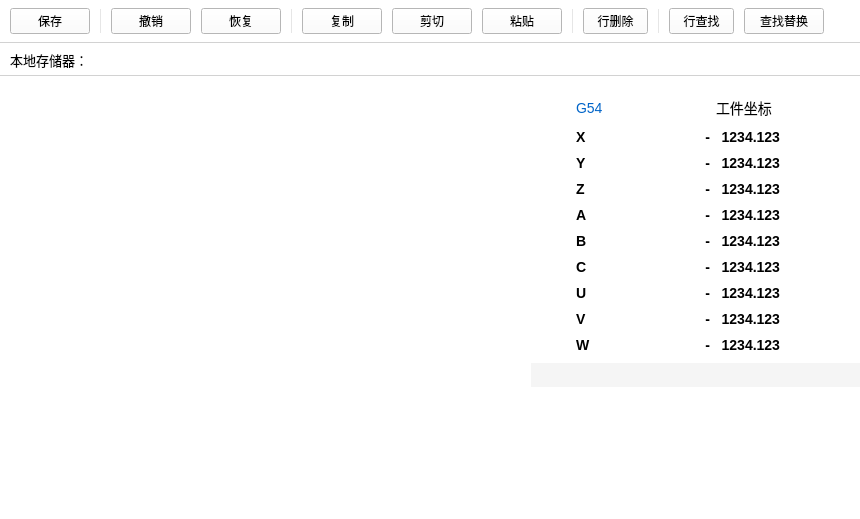
The window that client/programeditwidget.ui (DandiacalMonkey/ltp) describes before a commit, drawn with Qt 5.
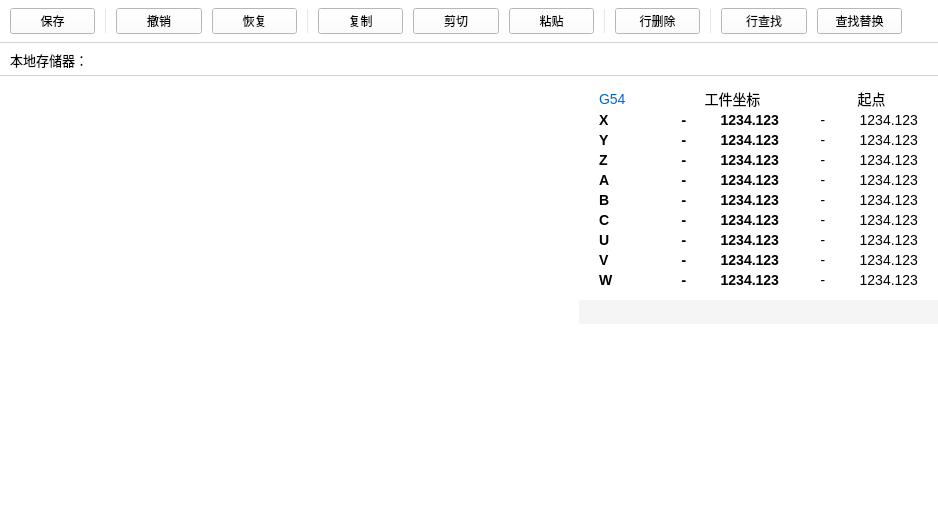
The same window after the commit. Custom widgets are drawn as their Qt base class.

Commit message: 1.增加G114 G00 G01示教示意图 2.支持切换刀尖坐标示教 3.增加示教坐标获取 4.完善直线指令示教

The edit to the form file:
```diff
--- a/client/programeditwidget.ui
+++ b/client/programeditwidget.ui
@@ -6,7 +6,7 @@
    <rect>
     <x>0</x>
     <y>0</y>
-    <width>838</width>
+    <width>938</width>
     <height>519</height>
    </rect>
   </property>
@@ -306,29 +306,26 @@
         <property name="spacing">
          <number>0</number>
         </property>
-        <property name="leftMargin">
-         <number>0</number>
-        </property>
-        <property name="rightMargin">
+        <property name="margin">
          <number>0</number>
         </property>
         <item>
          <widget class="QWidget" name="commandPanelWidget_" native="true">
-          <layout class="QGridLayout" name="gridLayout">
+          <layout class="QGridLayout" name="gridLayout" columnstretch="26,30,60,30,60">
            <property name="leftMargin">
-            <number>45</number>
+            <number>20</number>
            </property>
            <property name="topMargin">
             <number>10</number>
            </property>
            <property name="rightMargin">
-            <number>80</number>
+            <number>20</number>
            </property>
            <property name="bottomMargin">
             <number>10</number>
            </property>
-           <property name="verticalSpacing">
-            <number>10</number>
+           <property name="spacing">
+            <number>0</number>
            </property>
            <item row="0" column="0">
             <widget class="QLabel" name="currentWorkpieceCoordinate_">
@@ -340,6 +337,16 @@
              </property>
             </widget>
            </item>
+           <item row="6" column="0">
+            <widget class="QLabel" name="axesLabelC_">
+             <property name="styleSheet">
+              <string notr="true">font:Bold 14px Arial;</string>
+             </property>
+             <property name="text">
+              <string>C</string>
+             </property>
+            </widget>
+           </item>
            <item row="1" column="2">
             <widget class="QLabel" name="workpieceCoordinateAxesX_">
              <property name="styleSheet">
@@ -363,13 +370,16 @@
              </property>
             </widget>
            </item>
-           <item row="6" column="0">
-            <widget class="QLabel" name="axesLabelC_">
+           <item row="0" column="2">
+            <widget class="QLabel" name="workpieceCoordinateLabel_">
              <property name="styleSheet">
-              <string notr="true">font:Bold 14px Arial;</string>
+              <string notr="true">font:14px SIMHEI;</string>
              </property>
              <property name="text">
-              <string>C</string>
+              <string>工件坐标</string>
+             </property>
+             <property name="alignment">
+              <set>Qt::AlignCenter</set>
              </property>
             </widget>
            </item>
@@ -383,16 +393,6 @@
              </property>
             </widget>
            </item>
-           <item row="0" column="2">
-            <widget class="QLabel" name="label_3">
-             <property name="styleSheet">
-              <string notr="true">font:14px SIMHEI;</string>
-             </property>
-             <property name="text">
-              <string>工件坐标</string>
-             </property>
-            </widget>
-           </item>
            <item row="2" column="0">
             <widget class="QLabel" name="axesLabelY_">
              <property name="styleSheet">
@@ -403,16 +403,6 @@
              </property>
             </widget>
            </item>
-           <item row="8" column="0">
-            <widget class="QLabel" name="axesLabelV_">
-             <property name="styleSheet">
-              <string notr="true">font:Bold 14px Arial;</string>
-             </property>
-             <property name="text">
-              <string>V</string>
-             </property>
-            </widget>
-           </item>
            <item row="3" column="0">
             <widget class="QLabel" name="axesLabelZ_">
              <property name="styleSheet">
@@ -433,13 +423,13 @@
              </property>
             </widget>
            </item>
-           <item row="5" column="0">
-            <widget class="QLabel" name="axesLabelB_">
+           <item row="8" column="0">
+            <widget class="QLabel" name="axesLabelV_">
              <property name="styleSheet">
               <string notr="true">font:Bold 14px Arial;</string>
              </property>
              <property name="text">
-              <string>B</string>
+              <string>V</string>
              </property>
             </widget>
            </item>
@@ -469,6 +459,29 @@
              </property>
             </widget>
            </item>
+           <item row="5" column="0">
+            <widget class="QLabel" name="axesLabelB_">
+             <property name="styleSheet">
+              <string notr="true">font:Bold 14px Arial;</string>
+             </property>
+             <property name="text">
+              <string>B</string>
+             </property>
+            </widget>
+           </item>
+           <item row="4" column="2">
+            <widget class="QLabel" name="workpieceCoordinateAxesA_">
+             <property name="styleSheet">
+              <string notr="true">font:Bold 14px Arial;</string>
+             </property>
+             <property name="text">
+              <string>1234.123</string>
+             </property>
+             <property name="alignment">
+              <set>Qt::AlignRight|Qt::AlignTrailing|Qt::AlignVCenter</set>
+             </property>
+            </widget>
+           </item>
            <item row="9" column="0">
             <widget class="QLabel" name="axesLabelW_">
              <property name="styleSheet">
@@ -492,19 +505,6 @@
              </property>
             </widget>
            </item>
-           <item row="4" column="2">
-            <widget class="QLabel" name="workpieceCoordinateAxesA_">
-             <property name="styleSheet">
-              <string notr="true">font:Bold 14px Arial;</string>
-             </property>
-             <property name="text">
-              <string>1234.123</string>
-             </property>
-             <property name="alignment">
-              <set>Qt::AlignRight|Qt::AlignTrailing|Qt::AlignVCenter</set>
-             </property>
-            </widget>
-           </item>
            <item row="5" column="2">
             <widget class="QLabel" name="workpieceCoordinateAxesB_">
              <property name="styleSheet">
@@ -518,19 +518,6 @@
              </property>
             </widget>
            </item>
-           <item row="8" column="2">
-            <widget class="QLabel" name="workpieceCoordinateAxesV_">
-             <property name="styleSheet">
-              <string notr="true">font:Bold 14px Arial;</string>
-             </property>
-             <property name="text">
-              <string>1234.123</string>
-             </property>
-             <property name="alignment">
-              <set>Qt::AlignRight|Qt::AlignTrailing|Qt::AlignVCenter</set>
-             </property>
-            </widget>
-           </item>
            <item row="7" column="2">
             <widget class="QLabel" name="workpieceCoordinateAxesU_">
              <property name="styleSheet">
@@ -544,6 +531,32 @@
              </property>
             </widget>
            </item>
+           <item row="8" column="2">
+            <widget class="QLabel" name="workpieceCoordinateAxesV_">
+             <property name="styleSheet">
+              <string notr="true">font:Bold 14px Arial;</string>
+             </property>
+             <property name="text">
+              <string>1234.123</string>
+             </property>
+             <property name="alignment">
+              <set>Qt::AlignRight|Qt::AlignTrailing|Qt::AlignVCenter</set>
+             </property>
+            </widget>
+           </item>
+           <item row="2" column="1">
+            <widget class="QLabel" name="workpieceCoordinateSymbolY_">
+             <property name="styleSheet">
+              <string notr="true">font:Bold 14px SIMHEI;</string>
+             </property>
+             <property name="text">
+              <string>-</string>
+             </property>
+             <property name="alignment">
+              <set>Qt::AlignRight|Qt::AlignTrailing|Qt::AlignVCenter</set>
+             </property>
+            </widget>
+           </item>
            <item row="9" column="2">
             <widget class="QLabel" name="workpieceCoordinateAxesW_">
              <property name="styleSheet">
@@ -560,33 +573,7 @@
            <item row="1" column="1">
             <widget class="QLabel" name="workpieceCoordinateSymbolX_">
              <property name="styleSheet">
-              <string notr="true">font:Bold 14px Arial;</string>
-             </property>
-             <property name="text">
-              <string>-</string>
-             </property>
-             <property name="alignment">
-              <set>Qt::AlignRight|Qt::AlignTrailing|Qt::AlignVCenter</set>
-             </property>
-            </widget>
-           </item>
-           <item row="2" column="1">
-            <widget class="QLabel" name="workpieceCoordinateSymbolY_">
-             <property name="styleSheet">
-              <string notr="true">font:Bold 14px Arial;</string>
-             </property>
-             <property name="text">
-              <string>-</string>
-             </property>
-             <property name="alignment">
-              <set>Qt::AlignRight|Qt::AlignTrailing|Qt::AlignVCenter</set>
-             </property>
-            </widget>
-           </item>
-           <item row="3" column="1">
-            <widget class="QLabel" name="workpieceCoordinateSymbolZ_">
-             <property name="styleSheet">
-              <string notr="true">font:Bold 14px Arial;</string>
+              <string notr="true">font:Bold 14px SIMHEI;</string>
              </property>
              <property name="text">
               <string>-</string>
@@ -599,7 +586,7 @@
            <item row="4" column="1">
             <widget class="QLabel" name="workpieceCoordinateSymbolA_">
              <property name="styleSheet">
-              <string notr="true">font:Bold 14px Arial;</string>
+              <string notr="true">font:Bold 14px SIMHEI;</string>
              </property>
              <property name="text">
               <string>-</string>
@@ -612,7 +599,20 @@
            <item row="5" column="1">
             <widget class="QLabel" name="workpieceCoordinateSymbolB_">
              <property name="styleSheet">
-              <string notr="true">font:Bold 14px Arial;</string>
+              <string notr="true">font:Bold 14px SIMHEI;</string>
+             </property>
+             <property name="text">
+              <string>-</string>
+             </property>
+             <property name="alignment">
+              <set>Qt::AlignRight|Qt::AlignTrailing|Qt::AlignVCenter</set>
+             </property>
+            </widget>
+           </item>
+           <item row="3" column="1">
+            <widget class="QLabel" name="workpieceCoordinateSymbolZ_">
+             <property name="styleSheet">
+              <string notr="true">font:Bold 14px SIMHEI;</string>
              </property>
              <property name="text">
               <string>-</string>
@@ -625,7 +625,7 @@
            <item row="6" column="1">
             <widget class="QLabel" name="workpieceCoordinateSymbolC_">
              <property name="styleSheet">
-              <string notr="true">font:Bold 14px Arial;</string>
+              <string notr="true">font:Bold 14px SIMHEI;</string>
              </property>
              <property name="text">
               <string>-</string>
@@ -638,20 +638,7 @@
            <item row="7" column="1">
             <widget class="QLabel" name="workpieceCoordinateSymbolU_">
              <property name="styleSheet">
-              <string notr="true">font:Bold 14px Arial;</string>
-             </property>
-             <property name="text">
-              <string>-</string>
-             </property>
-             <property name="alignment">
-              <set>Qt::AlignRight|Qt::AlignTrailing|Qt::AlignVCenter</set>
-             </property>
-            </widget>
-           </item>
-           <item row="8" column="1">
-            <widget class="QLabel" name="workpieceCoordinateSymbolV_">
-             <property name="styleSheet">
-              <string notr="true">font:Bold 14px Arial;</string>
+              <string notr="true">font:Bold 14px SIMHEI;</string>
              </property>
              <property name="text">
               <string>-</string>
@@ -664,7 +651,7 @@
            <item row="9" column="1">
             <widget class="QLabel" name="workpieceCoordinateSymbolW_">
              <property name="styleSheet">
-              <string notr="true">font:Bold 14px Arial;</string>
+              <string notr="true">font:Bold 14px SIMHEI;</string>
              </property>
              <property name="text">
               <string>-</string>
@@ -674,6 +661,266 @@
              </property>
             </widget>
            </item>
+           <item row="8" column="1">
+            <widget class="QLabel" name="workpieceCoordinateSymbolV_">
+             <property name="styleSheet">
+              <string notr="true">font:Bold 14px SIMHEI;</string>
+             </property>
+             <property name="text">
+              <string>-</string>
+             </property>
+             <property name="alignment">
+              <set>Qt::AlignRight|Qt::AlignTrailing|Qt::AlignVCenter</set>
+             </property>
+            </widget>
+           </item>
+           <item row="0" column="4">
+            <widget class="QLabel" name="previousPositionLabel_">
+             <property name="styleSheet">
+              <string notr="true">font:14px SIMHEI;</string>
+             </property>
+             <property name="text">
+              <string>起点</string>
+             </property>
+             <property name="alignment">
+              <set>Qt::AlignCenter</set>
+             </property>
+            </widget>
+           </item>
+           <item row="1" column="3">
+            <widget class="QLabel" name="previousPositionSymbolX_">
+             <property name="styleSheet">
+              <string notr="true">font:14px SIMHEI;</string>
+             </property>
+             <property name="text">
+              <string>-</string>
+             </property>
+             <property name="alignment">
+              <set>Qt::AlignRight|Qt::AlignTrailing|Qt::AlignVCenter</set>
+             </property>
+            </widget>
+           </item>
+           <item row="2" column="3">
+            <widget class="QLabel" name="previousPositionSymbolY_">
+             <property name="styleSheet">
+              <string notr="true">font:14px SIMHEI;</string>
+             </property>
+             <property name="text">
+              <string>-</string>
+             </property>
+             <property name="alignment">
+              <set>Qt::AlignRight|Qt::AlignTrailing|Qt::AlignVCenter</set>
+             </property>
+            </widget>
+           </item>
+           <item row="3" column="3">
+            <widget class="QLabel" name="previousPositionSymbolZ_">
+             <property name="styleSheet">
+              <string notr="true">font:14px SIMHEI;</string>
+             </property>
+             <property name="text">
+              <string>-</string>
+             </property>
+             <property name="alignment">
+              <set>Qt::AlignRight|Qt::AlignTrailing|Qt::AlignVCenter</set>
+             </property>
+            </widget>
+           </item>
+           <item row="4" column="3">
+            <widget class="QLabel" name="previousPositionSymbolA_">
+             <property name="styleSheet">
+              <string notr="true">font:14px SIMHEI;</string>
+             </property>
+             <property name="text">
+              <string>-</string>
+             </property>
+             <property name="alignment">
+              <set>Qt::AlignRight|Qt::AlignTrailing|Qt::AlignVCenter</set>
+             </property>
+            </widget>
+           </item>
+           <item row="5" column="3">
+            <widget class="QLabel" name="previousPositionSymbolB_">
+             <property name="styleSheet">
+              <string notr="true">font:14px SIMHEI;</string>
+             </property>
+             <property name="text">
+              <string>-</string>
+             </property>
+             <property name="alignment">
+              <set>Qt::AlignRight|Qt::AlignTrailing|Qt::AlignVCenter</set>
+             </property>
+            </widget>
+           </item>
+           <item row="6" column="3">
+            <widget class="QLabel" name="previousPositionSymbolC_">
+             <property name="styleSheet">
+              <string notr="true">font:14px SIMHEI;</string>
+             </property>
+             <property name="text">
+              <string>-</string>
+             </property>
+             <property name="alignment">
+              <set>Qt::AlignRight|Qt::AlignTrailing|Qt::AlignVCenter</set>
+             </property>
+            </widget>
+           </item>
+           <item row="7" column="3">
+            <widget class="QLabel" name="previousPositionSymbolU_">
+             <property name="styleSheet">
+              <string notr="true">font:14px SIMHEI;</string>
+             </property>
+             <property name="text">
+              <string>-</string>
+             </property>
+             <property name="alignment">
+              <set>Qt::AlignRight|Qt::AlignTrailing|Qt::AlignVCenter</set>
+             </property>
+            </widget>
+           </item>
+           <item row="8" column="3">
+            <widget class="QLabel" name="previousPositionSymbolV_">
+             <property name="styleSheet">
+              <string notr="true">font:14px SIMHEI;</string>
+             </property>
+             <property name="text">
+              <string>-</string>
+             </property>
+             <property name="alignment">
+              <set>Qt::AlignRight|Qt::AlignTrailing|Qt::AlignVCenter</set>
+             </property>
+            </widget>
+           </item>
+           <item row="9" column="3">
+            <widget class="QLabel" name="previousPositionSymbolW_">
+             <property name="styleSheet">
+              <string notr="true">font:14px SIMHEI;</string>
+             </property>
+             <property name="text">
+              <string>-</string>
+             </property>
+             <property name="alignment">
+              <set>Qt::AlignRight|Qt::AlignTrailing|Qt::AlignVCenter</set>
+             </property>
+            </widget>
+           </item>
+           <item row="1" column="4">
+            <widget class="QLabel" name="previousPositionValueX_">
+             <property name="styleSheet">
+              <string notr="true">font:14px Arial;</string>
+             </property>
+             <property name="text">
+              <string>1234.123</string>
+             </property>
+             <property name="alignment">
+              <set>Qt::AlignRight|Qt::AlignTrailing|Qt::AlignVCenter</set>
+             </property>
+            </widget>
+           </item>
+           <item row="2" column="4">
+            <widget class="QLabel" name="previousPositionValueY_">
+             <property name="styleSheet">
+              <string notr="true">font:14px Arial;</string>
+             </property>
+             <property name="text">
+              <string>1234.123</string>
+             </property>
+             <property name="alignment">
+              <set>Qt::AlignRight|Qt::AlignTrailing|Qt::AlignVCenter</set>
+             </property>
+            </widget>
+           </item>
+           <item row="3" column="4">
+            <widget class="QLabel" name="previousPositionValueZ_">
+             <property name="styleSheet">
+              <string notr="true">font:14px Arial;</string>
+             </property>
+             <property name="text">
+              <string>1234.123</string>
+             </property>
+             <property name="alignment">
+              <set>Qt::AlignRight|Qt::AlignTrailing|Qt::AlignVCenter</set>
+             </property>
+            </widget>
+           </item>
+           <item row="4" column="4">
+            <widget class="QLabel" name="previousPositionValueA_">
+             <property name="styleSheet">
+              <string notr="true">font:14px Arial;</string>
+             </property>
+             <property name="text">
+              <string>1234.123</string>
+             </property>
+             <property name="alignment">
+              <set>Qt::AlignRight|Qt::AlignTrailing|Qt::AlignVCenter</set>
+             </property>
+            </widget>
+           </item>
+           <item row="5" column="4">
+            <widget class="QLabel" name="previousPositionValueB_">
+             <property name="styleSheet">
+              <string notr="true">font:14px Arial;</string>
+             </property>
+             <property name="text">
+              <string>1234.123</string>
+             </property>
+             <property name="alignment">
+              <set>Qt::AlignRight|Qt::AlignTrailing|Qt::AlignVCenter</set>
+             </property>
+            </widget>
+           </item>
+           <item row="6" column="4">
+            <widget class="QLabel" name="previousPositionValueC_">
+             <property name="styleSheet">
+              <string notr="true">font:14px Arial;</string>
+             </property>
+             <property name="text">
+              <string>1234.123</string>
+             </property>
+             <property name="alignment">
+              <set>Qt::AlignRight|Qt::AlignTrailing|Qt::AlignVCenter</set>
+             </property>
+            </widget>
+           </item>
+           <item row="7" column="4">
+            <widget class="QLabel" name="previousPositionValueU_">
+             <property name="styleSheet">
+              <string notr="true">font:14px Arial;</string>
+             </property>
+             <property name="text">
+              <string>1234.123</string>
+             </property>
+             <property name="alignment">
+              <set>Qt::AlignRight|Qt::AlignTrailing|Qt::AlignVCenter</set>
+             </property>
+            </widget>
+           </item>
+           <item row="8" column="4">
+            <widget class="QLabel" name="previousPositionValueV_">
+             <property name="styleSheet">
+              <string notr="true">font:14px Arial;</string>
+             </property>
+             <property name="text">
+              <string>1234.123</string>
+             </property>
+             <property name="alignment">
+              <set>Qt::AlignRight|Qt::AlignTrailing|Qt::AlignVCenter</set>
+             </property>
+            </widget>
+           </item>
+           <item row="9" column="4">
+            <widget class="QLabel" name="previousPositionValueW_">
+             <property name="styleSheet">
+              <string notr="true">font:14px Arial;</string>
+             </property>
+             <property name="text">
+              <string>1234.123</string>
+             </property>
+             <property name="alignment">
+              <set>Qt::AlignRight|Qt::AlignTrailing|Qt::AlignVCenter</set>
+             </property>
+            </widget>
+           </item>
           </layout>
          </widget>
         </item>
@@ -693,7 +940,8 @@
              </property>
              <property name="styleSheet">
               <string notr="true">font:14px SIMHEI;
-background:#F5F5F5;</string>
+background:#F5F5F5;
+padding-left:10px;</string>
              </property>
              <property name="text">
               <string/>
```
The commit also changes 19 other files.
